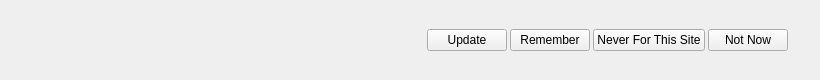
The window that src/lib/autofill/autofillnotification.ui (Tauzun/midori-web-) describes before a commit, drawn with Qt 5.
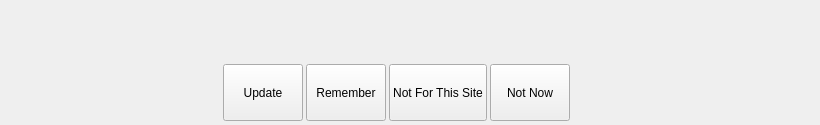
The same window after the commit. Icons and pictures are not drawn. Custom widgets are drawn as their Qt base class.

Patch:
```diff
--- a/src/lib/autofill/autofillnotification.ui
+++ b/src/lib/autofill/autofillnotification.ui
@@ -7,7 +7,7 @@
     <x>0</x>
     <y>0</y>
     <width>820</width>
-    <height>80</height>
+    <height>125</height>
    </rect>
   </property>
   <property name="sizePolicy">
@@ -33,6 +33,10 @@
     <number>4</number>
    </property>
    <item>
+    <layout class="QVBoxLayout" name="verticalLayout_2">
+     <item>
+      <layout class="QHBoxLayout" name="horizontalLayout_3">
+       <item>
     <widget class="QLabel" name="icon">
      <property name="sizePolicy">
       <sizepolicy hsizetype="Fixed" vsizetype="Preferred">
@@ -46,12 +50,15 @@
      <property name="pixmap">
       <pixmap resource="../data/icons.qrc">:/icons/other/login.png</pixmap>
      </property>
+         <property name="alignment">
+          <set>Qt::AlignRight|Qt::AlignTrailing|Qt::AlignVCenter</set>
+         </property>
     </widget>
    </item>
    <item>
     <widget class="QLabel" name="label">
      <property name="sizePolicy">
-      <sizepolicy hsizetype="Expanding" vsizetype="Preferred">
+          <sizepolicy hsizetype="MinimumExpanding" vsizetype="Preferred">
        <horstretch>0</horstretch>
        <verstretch>0</verstretch>
       </sizepolicy>
@@ -59,12 +66,42 @@
      <property name="text">
       <string/>
      </property>
-    </widget>
+         <property name="alignment">
+          <set>Qt::AlignCenter</set>
+         </property>
+        </widget>
+       </item>
+      </layout>
    </item>
    <item>
     <layout class="QHBoxLayout" name="horizontalLayout">
+       <item>
+        <spacer name="horizontalSpacer">
+         <property name="orientation">
+          <enum>Qt::Horizontal</enum>
+         </property>
+         <property name="sizeType">
+          <enum>QSizePolicy::MinimumExpanding</enum>
+         </property>
+         <property name="sizeHint" stdset="0">
+          <size>
+           <width>40</width>
+           <height>20</height>
+          </size>
+         </property>
+        </spacer>
+       </item>
      <item>
       <widget class="QPushButton" name="update">
+         <property name="sizePolicy">
+          <sizepolicy hsizetype="Preferred" vsizetype="Preferred">
+           <horstretch>0</horstretch>
+           <verstretch>0</verstretch>
+          </sizepolicy>
+         </property>
+         <property name="cursor">
+          <cursorShape>PointingHandCursor</cursorShape>
+         </property>
        <property name="text">
         <string>Update</string>
        </property>
@@ -73,7 +110,7 @@
      <item>
       <widget class="QPushButton" name="remember">
        <property name="sizePolicy">
-        <sizepolicy hsizetype="Fixed" vsizetype="Fixed">
+          <sizepolicy hsizetype="Preferred" vsizetype="Preferred">
          <horstretch>0</horstretch>
          <verstretch>0</verstretch>
         </sizepolicy>
@@ -89,7 +126,7 @@
      <item>
       <widget class="QPushButton" name="never">
        <property name="sizePolicy">
-        <sizepolicy hsizetype="Fixed" vsizetype="Fixed">
+          <sizepolicy hsizetype="Preferred" vsizetype="Preferred">
          <horstretch>0</horstretch>
          <verstretch>0</verstretch>
         </sizepolicy>
@@ -98,14 +135,14 @@
         <enum>Qt::NoFocus</enum>
        </property>
        <property name="text">
-        <string>Never For This Site</string>
+          <string>Not For This Site</string>
        </property>
       </widget>
      </item>
      <item>
       <widget class="QPushButton" name="notnow">
        <property name="sizePolicy">
-        <sizepolicy hsizetype="Fixed" vsizetype="Fixed">
+          <sizepolicy hsizetype="Preferred" vsizetype="Preferred">
          <horstretch>0</horstretch>
          <verstretch>0</verstretch>
         </sizepolicy>
@@ -118,10 +155,33 @@
        </property>
       </widget>
      </item>
-    </layout>
+       <item>
+        <spacer name="horizontalSpacer_2">
+         <property name="orientation">
+          <enum>Qt::Horizontal</enum>
+         </property>
+         <property name="sizeType">
+          <enum>QSizePolicy::MinimumExpanding</enum>
+         </property>
+         <property name="sizeHint" stdset="0">
+          <size>
+           <width>40</width>
+           <height>20</height>
+          </size>
+         </property>
+        </spacer>
    </item>
    <item>
     <widget class="MacToolButton" name="closeButton">
+         <property name="sizePolicy">
+          <sizepolicy hsizetype="Preferred" vsizetype="Preferred">
+           <horstretch>0</horstretch>
+           <verstretch>0</verstretch>
+          </sizepolicy>
+         </property>
+         <property name="cursor">
+          <cursorShape>PointingHandCursor</cursorShape>
+         </property>
      <property name="text">
       <string/>
      </property>
@@ -129,6 +189,10 @@
       <bool>true</bool>
      </property>
     </widget>
+       </item>
+      </layout>
+     </item>
+    </layout>
    </item>
   </layout>
  </widget>
```
Left out of the diff: 9 changed lines with no effect on the pictures. Lines whose indentation alone changed are shown as unchanged.
